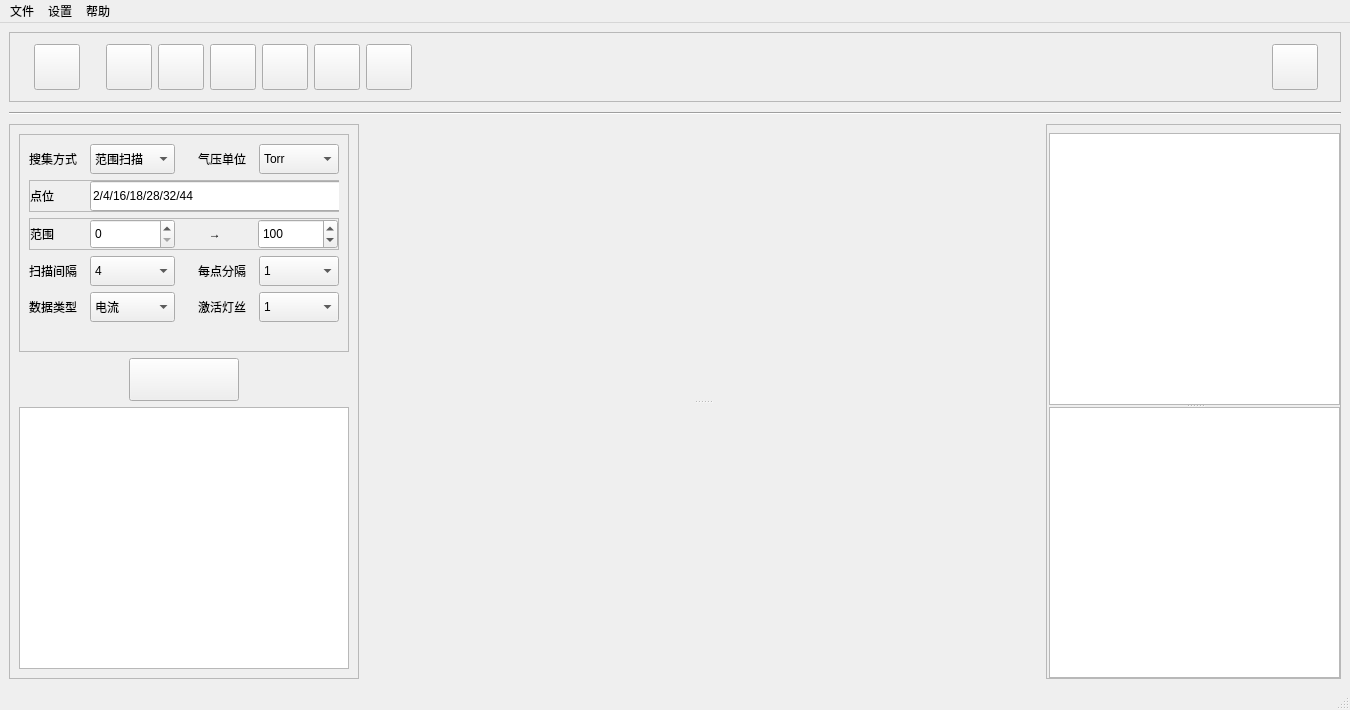
Qt form myrga.ui (xmartinly/myrga) before a commit.
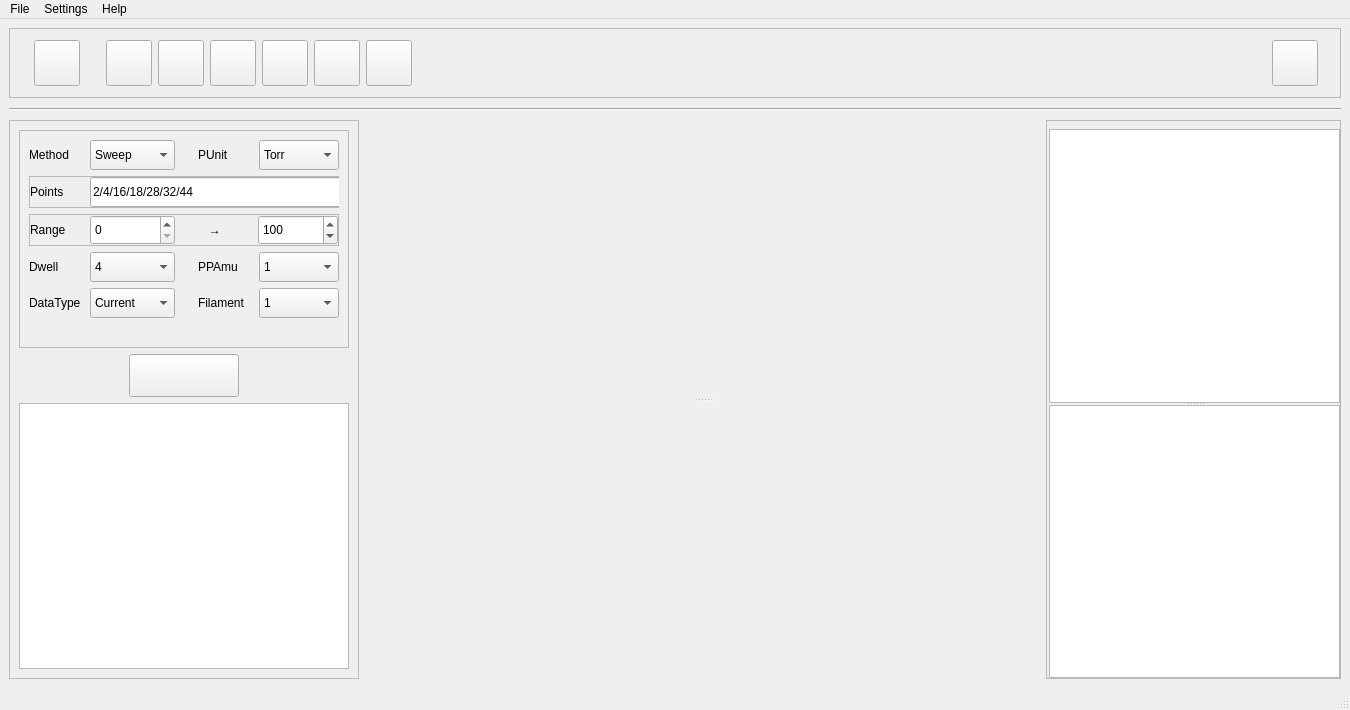
The same form after that commit. Icons and pictures are not drawn. Custom widgets are drawn as their Qt base class.

```diff
--- a/myrga.ui
+++ b/myrga.ui
@@ -148,7 +148,7 @@
                     <string>Sweep range</string>
                    </property>
                    <property name="text">
-                    <string>范围</string>
+                    <string>Range</string>
                    </property>
                   </widget>
                  </item>
@@ -254,7 +254,7 @@
                    <string>Scan Method</string>
                   </property>
                   <property name="text">
-                   <string>搜集方式</string>
+                   <string>Method</string>
                   </property>
                   <property name="alignment">
                    <set>Qt::AlignLeading|Qt::AlignLeft|Qt::AlignVCenter</set>
@@ -280,7 +280,7 @@
                   </property>
                   <item>
                    <property name="text">
-                    <string>范围扫描</string>
+                    <string>Sweep</string>
                    </property>
                   </item>
                   <item>
@@ -325,7 +325,7 @@
                    <string>Pressure Unit</string>
                   </property>
                   <property name="text">
-                   <string>气压单位</string>
+                   <string>PUnit</string>
                   </property>
                  </widget>
                 </item>
@@ -405,7 +405,7 @@
                    <string>Scan Dwell</string>
                   </property>
                   <property name="text">
-                   <string>扫描间隔</string>
+                   <string>Dwell</string>
                   </property>
                  </widget>
                 </item>
@@ -516,7 +516,7 @@
                    <string>Scan PPAmu</string>
                   </property>
                   <property name="text">
-                   <string>每点分隔</string>
+                   <string>PPAmu</string>
                   </property>
                  </widget>
                 </item>
@@ -605,7 +605,7 @@
                     <string>Selected points</string>
                    </property>
                    <property name="text">
-                    <string>点位</string>
+                    <string>Points</string>
                    </property>
                   </widget>
                  </item>
@@ -664,7 +664,7 @@
                    <string>Data type</string>
                   </property>
                   <property name="text">
-                   <string>数据类型</string>
+                   <string>DataType</string>
                   </property>
                  </widget>
                 </item>
@@ -687,7 +687,7 @@
                   </property>
                   <item>
                    <property name="text">
-                    <string>电流</string>
+                    <string>Current</string>
                    </property>
                   </item>
                   <item>
@@ -732,7 +732,7 @@
                    <string>Select filament</string>
                   </property>
                   <property name="text">
-                   <string>激活灯丝</string>
+                   <string>Filament</string>
                   </property>
                  </widget>
                 </item>
@@ -1341,21 +1341,21 @@
    </property>
    <widget class="QMenu" name="menuFile">
     <property name="title">
-     <string>文件</string>
+     <string>File</string>
     </property>
     <addaction name="actionReview"/>
     <addaction name="actionExit"/>
    </widget>
    <widget class="QMenu" name="menuSetting">
     <property name="title">
-     <string>设置</string>
+     <string>Settings</string>
     </property>
     <addaction name="actionRecipe"/>
     <addaction name="actionComm"/>
    </widget>
    <widget class="QMenu" name="menuHelp">
     <property name="title">
-     <string>帮助</string>
+     <string>Help</string>
     </property>
     <addaction name="actionManual"/>
     <addaction name="actionAbout"/>
```
Left out of the diff: 32 changed lines with no effect on the pictures.
